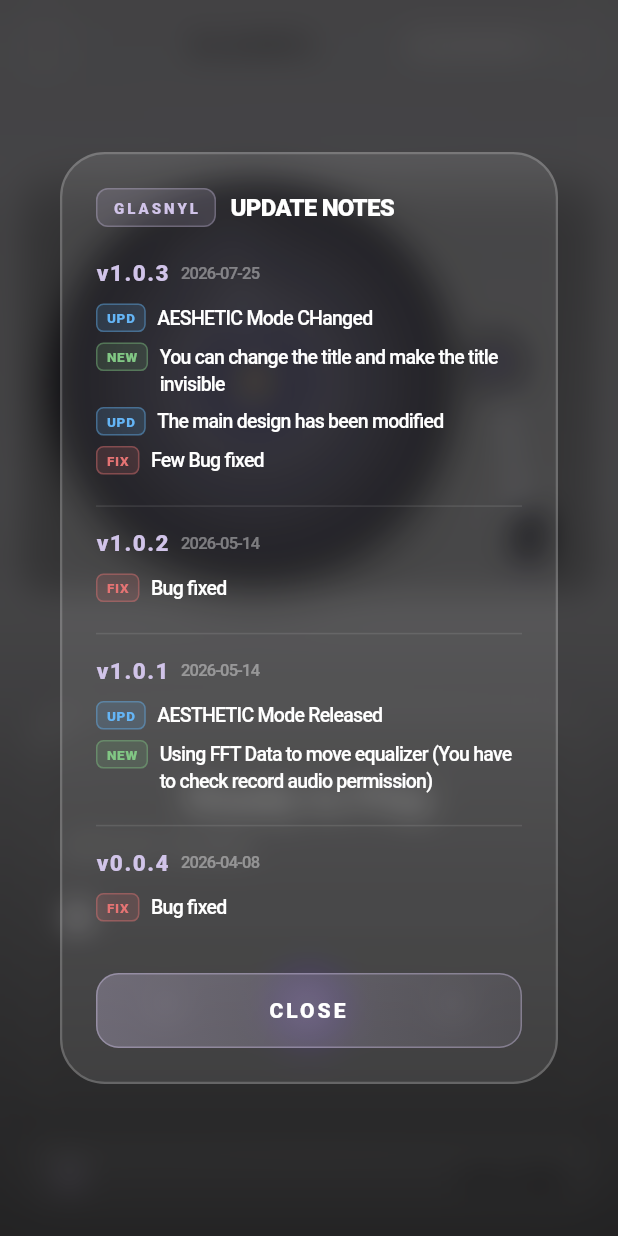
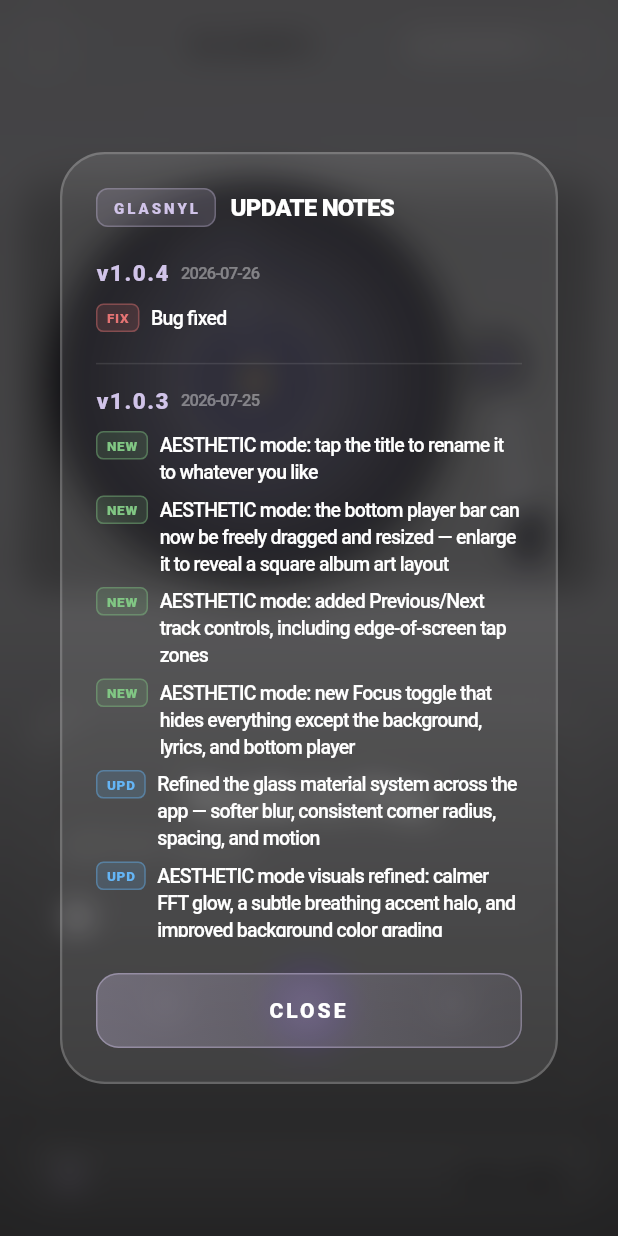
Before and after one commit to jjaez7/meteor_player, a Flutter app: the VinylPlayerScreen screen opened directly, on a phone screen of 412 x 824 dp. Run offline on Flutter 3.47's test engine with Material 3 defaults, Android fonts, the light colour scheme and no system bars; our stand-ins replace audio_service, flutter_colorpicker, font_awesome_flutter, google_mobile_ads, marquee, package_info_plus and 5 more; missing offline and left inert: notification_listener_service, translator; accounts and stored records are empty; Roboto replaces fonts that are missing (Pretendard, sans-serif-medium); statements that could not run were skipped.

Commit message:
GLASNYL 2.0/1.0.4+30

```diff
--- a/lib/menu/release_notes.dart
+++ b/lib/menu/release_notes.dart
@@ -31,15 +31,25 @@ class ReleaseNoteItem {
 // ★ 여기에 버전 올릴 때마다 맨 위에 추가하세요
 const List<ReleaseNote> kReleaseNotes = [
   ReleaseNote(
+    version: "1.0.4",
+    date: "2026-07-26",
+    items: [
+      ReleaseNoteItem(NoteType.fix, "Bug fixed"),
+    ],
+
+  ),
+  ReleaseNote(
     version: "1.0.3",
     date: "2026-07-25",
     items: [
-      ReleaseNoteItem(NoteType.improvement, "AESHETIC Mode CHanged"),
-      ReleaseNoteItem(NoteType.feature, "You can change the title and make the title invisible"),
-      ReleaseNoteItem(NoteType.improvement, "The main design has been modified"),
-      ReleaseNoteItem(NoteType.fix, "Few Bug fixed"),
+      ReleaseNoteItem(NoteType.feature, "AESTHETIC mode: tap the title to rename it to whatever you like"),
+      ReleaseNoteItem(NoteType.feature, "AESTHETIC mode: the bottom player bar can now be freely dragged and resized — enlarge it to reveal a square album art layout"),
+      ReleaseNoteItem(NoteType.feature, "AESTHETIC mode: added Previous/Next track controls, including edge-of-screen tap zones"),
+      ReleaseNoteItem(NoteType.feature, "AESTHETIC mode: new Focus toggle that hides everything except the background, lyrics, and bottom player"),
+      ReleaseNoteItem(NoteType.improvement, "Refined the glass material system across the app — softer blur, consistent corner radius, spacing, and motion"),
+      ReleaseNoteItem(NoteType.improvement, "AESTHETIC mode visuals refined: calmer FFT glow, a subtle breathing accent halo, and improved background color grading"),
+      ReleaseNoteItem(NoteType.improvement, "Reduced heat and battery drain in AESTHETIC mode by cutting unnecessary background redraws and idling animations when playback is paused"),
     ],
-
   ),
   ReleaseNote(
     version: "1.0.2",
--- a/pubspec.yaml
+++ b/pubspec.yaml
@@ -16,7 +16,7 @@ publish_to: 'none' # Remove this line if you wish to publish to pub.dev
 # https://developer.apple.com/library/archive/documentation/General/Reference/InfoPlistKeyReference/Articles/CoreFoundationKeys.html
 # In Windows, build-name is used as the major, minor, and patch parts
 # of the product and file versions while build-number is used as the build suffix.
-version: 1.0.3+30
+version: 1.0.4+31
 
 environment:
   sdk: ^3.10.7
```
Also changed, not shown: lib/widgets/essential_view.dart (+83 -35 lines).
